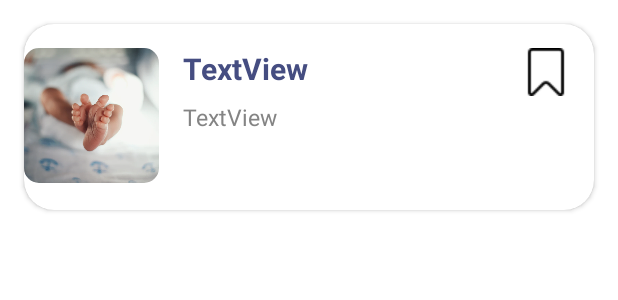
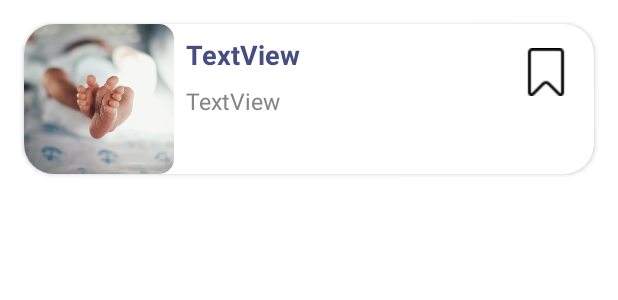
Before and after one commit to Stewie12061/Pregbe, an Android app: the layout item_favorite.xml on its own in the app's theme, with its tools: preview values and no code run, on a phone screen of 412 x 824 dp. Shown: the top 300 px of the screen. Run offline under Robolectric (Android 15) with nearby library versions, the phone set to English and light mode, and no system bars.

Commit message:
fix favortie

```diff
--- a/app/src/main/java/com/example/pregbe/BaiVietDaLuuActivity.java
+++ b/app/src/main/java/com/example/pregbe/BaiVietDaLuuActivity.java
@@ -42,8 +42,6 @@ public class BaiVietDaLuuActivity extends AppCompatActivity {
 
     FirebaseRecyclerAdapter<Favorite, FavoriteViewHolder> adapter;
 
-    TextView fav;
-
     @Override
     protected void onCreate(Bundle savedInstanceState) {
         super.onCreate(savedInstanceState);
@@ -55,9 +53,8 @@ public class BaiVietDaLuuActivity extends AppCompatActivity {
 
         FirebaseUser user = FirebaseAuth.getInstance().getCurrentUser();
         currentUserId = user.getUid();
-        fav = findViewById(R.id.favFav);
 
-        firebaseDatabase = FirebaseDatabase.getInstance("https://lovelybnb-b90d2-default-rtdb.asia-southeast1.firebasedatabase.app");
+        firebaseDatabase = FirebaseDatabase.getInstance("https://pregbe-default-rtdb.asia-southeast1.firebasedatabase.app");
         favoriteRef = firebaseDatabase.getReference("Favorite");
 
         getDataFavorite();
--- a/app/src/main/res/layout/item_favorite.xml
+++ b/app/src/main/res/layout/item_favorite.xml
@@ -6,7 +6,7 @@
     xmlns:tools="http://schemas.android.com/tools"
     android:id="@+id/view6"
     android:layout_width="match_parent"
-    android:layout_height="124dp"
+    android:layout_height="wrap_content"
     app:cardCornerRadius="20dp"
     android:layout_margin="16dp"
     android:background="@drawable/view2"
@@ -20,10 +20,10 @@
 
         <com.google.android.material.imageview.ShapeableImageView
             android:id="@+id/imgFav"
-            android:layout_width="90dp"
-            android:layout_height="90dp"
-            android:layout_marginTop="16dp"
-            app:layout_constraintHorizontal_bias="0.049"
+            android:layout_width="100dp"
+            android:layout_height="100dp"
+            android:scaleType="centerCrop"
+            app:layout_constraintBottom_toBottomOf="parent"
             app:layout_constraintStart_toStartOf="parent"
             app:layout_constraintTop_toTopOf="parent"
             app:shapeAppearanceOverlay="@style/roundImageView"
@@ -33,13 +33,12 @@
             android:id="@+id/tieudeFav"
             android:layout_width="200dp"
             android:layout_height="wrap_content"
-            android:layout_marginTop="16dp"
+            android:layout_marginStart="8dp"
+            android:layout_marginTop="8dp"
             android:text="TextView"
-            android:layout_marginStart="16dp"
             android:textColor="@color/blue_400"
-            android:textSize="@dimen/lable_4"
+            android:textSize="18dp"
             android:textStyle="bold"
-            app:layout_constraintHorizontal_bias="0.45"
             app:layout_constraintStart_toEndOf="@+id/imgFav"
             app:layout_constraintTop_toTopOf="parent" />
 
@@ -47,9 +46,9 @@
             android:id="@+id/chuthichFav"
             android:layout_width="200dp"
             android:layout_height="wrap_content"
+            android:layout_marginStart="8dp"
             android:layout_marginTop="8dp"
             android:ellipsize="end"
-            android:layout_marginStart="16dp"
             android:maxLines="2"
             android:text="TextView"
             android:textColor="@color/grey_300"
```
